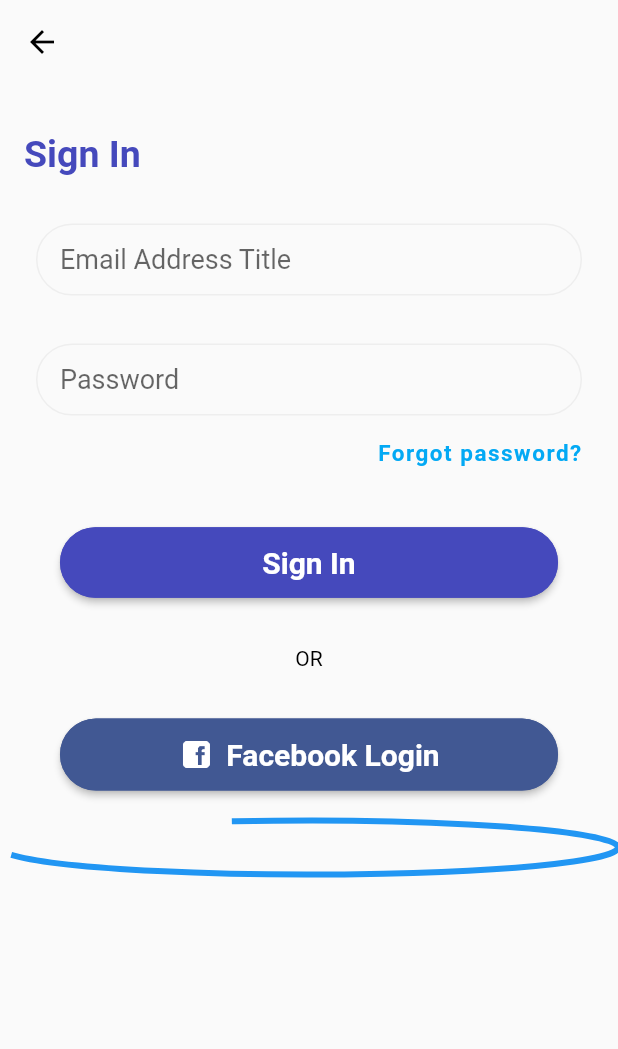
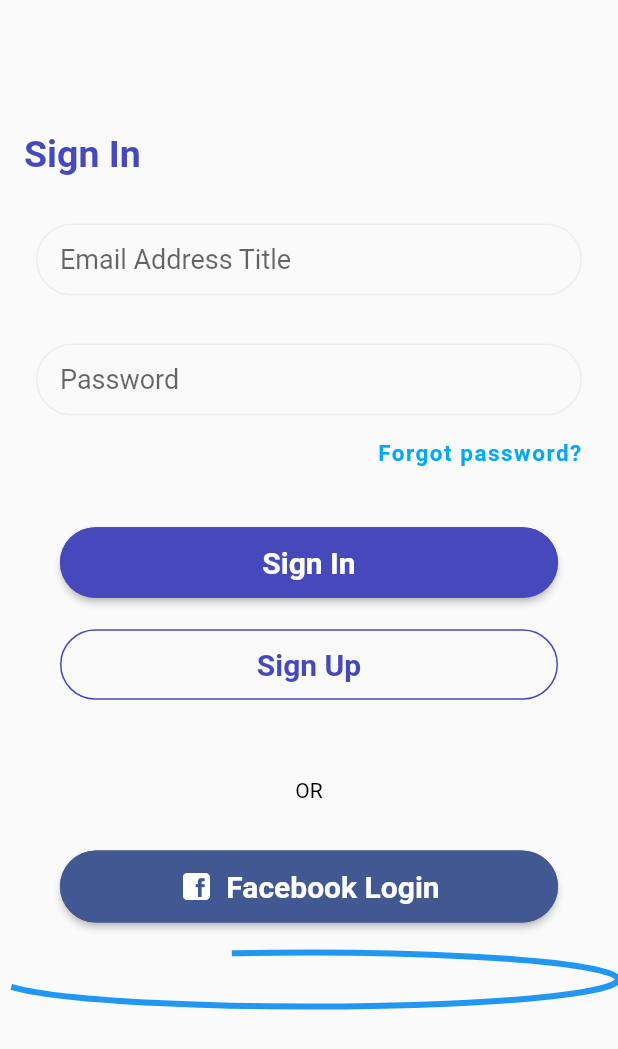
Before and after one commit to Franceslav/deedee-flutter, a Flutter app: the LoginScreen screen opened directly, on a phone screen of 412 x 824 dp. Shown: the top 1049 px of the screen. Run offline on Flutter 3.47's test engine with Material 2 defaults, Android fonts, the light colour scheme and no system bars; our stand-ins replace bloc, cached_network_image, cloud_firestore, firebase_auth, firebase_core, firebase_storage and 12 more; missing offline and left inert: flutter_facebook_auth, flutter_map_marker_cluster, grpc, protobuf, the_apple_sign_in; accounts and stored records are empty; generated files the repository leaves out were written again.

Commit message:
redirect to login page

```diff
--- a/lib/ui/auth/login/login_screen.dart
+++ b/lib/ui/auth/login/login_screen.dart
@@ -12,6 +12,8 @@ import 'package:deedee/ui/home/home_screen.dart';
 import 'package:deedee/ui/loading_cubit.dart';
 import 'package:the_apple_sign_in/the_apple_sign_in.dart' as apple;
 import 'package:flutter_gen/gen_l10n/app_localizations.dart';
+import '../signUp/sign_up_screen.dart';
+import '../welcome/welcome_bloc.dart';
 
 class LoginScreen extends StatefulWidget {
   const LoginScreen({Key? key}) : super(key: key);
@@ -151,7 +153,6 @@ class _LoginScreen extends State<LoginScreen> {
                           ),
                         ),
                       ),
-
                       Padding(
                         padding: const EdgeInsets.only(
                             right: 40.0, left: 40.0, top: 40),
@@ -177,6 +178,36 @@ class _LoginScreen extends State<LoginScreen> {
                           onPressed: () => context
                               .read<LoginBloc>()
                               .add(ValidateLoginFieldsEvent(_key)),
+                        ),
+                      ),Padding(
+                        padding: const EdgeInsets.only(
+                            right: 40.0, left: 40.0, top: 20, bottom: 20),
+                        child: TextButton(
+                          child: Text(
+                            AppLocalizations.of(context)!.signUpTitle,
+                            style: TextStyle(
+                                fontSize: 20,
+                                fontWeight: FontWeight.bold,
+                                color: Color(COLOR_PRIMARY)),
+                          ),
+                          onPressed: () {
+                            pushReplacement(context,
+                                SignUpScreen());
+                            // context.read<WelcomeBloc>().add(SignupPressed());
+                          },
+                          style: ButtonStyle(
+                            padding: MaterialStateProperty.all<EdgeInsetsGeometry>(
+                              const EdgeInsets.only(top: 12, bottom: 12),
+                            ),
+                            shape: MaterialStateProperty.all<OutlinedBorder>(
+                              RoundedRectangleBorder(
+                                borderRadius: BorderRadius.circular(25.0),
+                                side: const BorderSide(
+                                  color: Color(COLOR_PRIMARY),
+                                ),
+                              ),
+                            ),
+                          ),
                         ),
                       ),
                       Padding(
--- a/lib/ui/drawer/deedee_drawer.dart
+++ b/lib/ui/drawer/deedee_drawer.dart
@@ -1,5 +1,4 @@
 import 'dart:math';
-
 import 'package:deedee/constants.dart';
 import 'package:deedee/model/user.dart';
 import 'package:deedee/services/helper.dart';
@@ -11,8 +10,8 @@ import 'package:deedee/ui/settings/settings_screen.dart';
 import 'package:flutter/material.dart';
 import 'package:flutter_bloc/flutter_bloc.dart';
 import 'package:flutter_gen/gen_l10n/app_localizations.dart';
+import '../auth/login/login_screen.dart';
 
-import '../auth/welcome/welcome_screen.dart';
 
 class DeeDeeDrawer extends StatefulWidget {
   final User user;
@@ -149,8 +148,9 @@ class _DrawerState extends State<DeeDeeDrawer> {
                           child: const Icon(Icons.exit_to_app,
                               color: Colors.black)),
                       onTap: () {
+                        context.read<AuthenticationBloc>().add(LogoutEvent());
                         pushReplacement(context,
-                            WelcomeScreen());
+                            LoginScreen());
                       },
                     ),
                   ],
```
